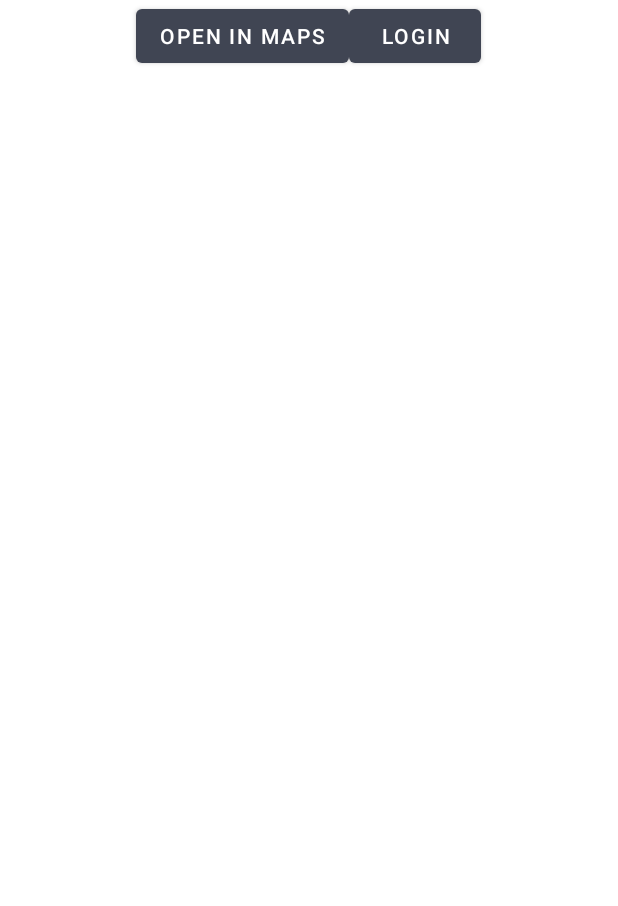
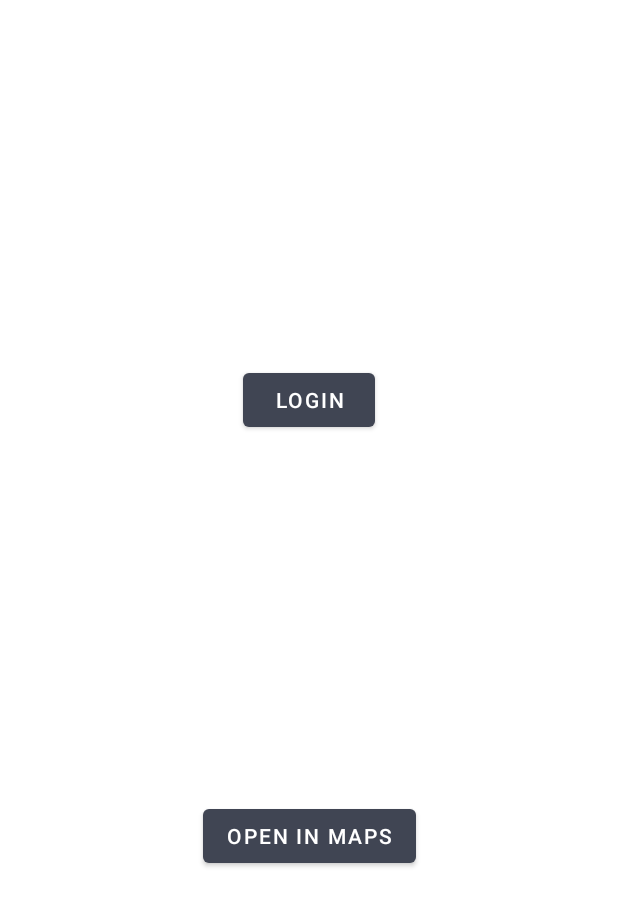
Before and after one commit to MZO9400/CCompanyClient, an Android app: the screen it shows after launch (HomeActivity), on a phone screen of 412 x 824 dp. Shown: the top 906 px of the screen. Run offline under Robolectric (Android 15) with nearby library versions, the phone set to English and light mode, and no system bars.

Commit message:
activity_home: Switch to ConstraintLayout

```diff
--- a/app/src/main/res/layout/activity_home.xml
+++ b/app/src/main/res/layout/activity_home.xml
@@ -1,28 +1,30 @@
 <?xml version="1.0" encoding="utf-8"?>
-<com.google.android.flexbox.FlexboxLayout xmlns:android="http://schemas.android.com/apk/res/android"
+<androidx.constraintlayout.widget.ConstraintLayout xmlns:android="http://schemas.android.com/apk/res/android"
     xmlns:app="http://schemas.android.com/apk/res-auto"
     xmlns:tools="http://schemas.android.com/tools"
     android:layout_width="match_parent"
     android:layout_height="match_parent"
-    app:flexWrap="wrap"
-    app:justifyContent="center"
-    app:flexDirection="column"
     tools:context=".HomeActivity">
 
     <Button
+        android:id="@+id/open_in_maps"
         android:layout_width="wrap_content"
         android:layout_height="wrap_content"
         android:text="@string/open_in_maps"
-        android:id="@+id/open_in_maps"
-        app:layout_alignSelf="center"
-        />
+        app:layout_constraintBottom_toBottomOf="parent"
+        app:layout_constraintEnd_toEndOf="parent"
+        app:layout_constraintStart_toStartOf="parent"
+        app:layout_constraintTop_toBottomOf="@+id/login" />
 
     <Button
+        android:id="@+id/login"
         android:layout_width="wrap_content"
         android:layout_height="wrap_content"
         android:text="@string/login_button"
-        android:id="@+id/login"
         app:layout_alignSelf="center"
-        />
+        app:layout_constraintBottom_toTopOf="@+id/open_in_maps"
+        app:layout_constraintEnd_toEndOf="parent"
+        app:layout_constraintStart_toStartOf="parent"
+        app:layout_constraintTop_toTopOf="parent" />
 
-</com.google.android.flexbox.FlexboxLayout>
+</androidx.constraintlayout.widget.ConstraintLayout>
```
